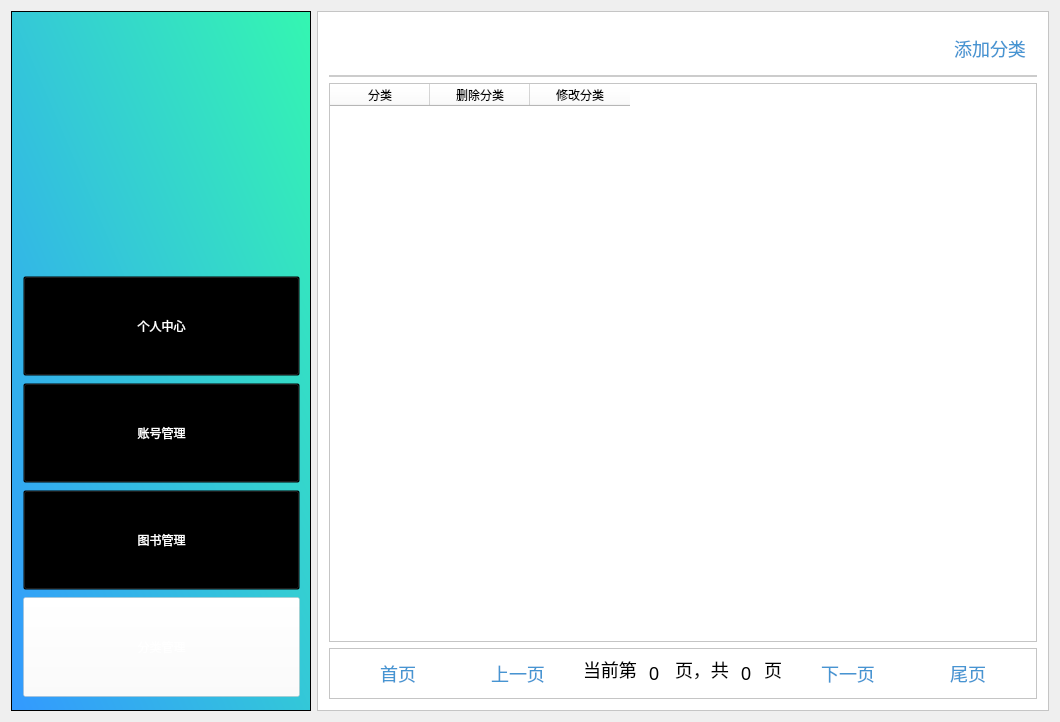
Before: the Qt Designer form Library/Library/admin_classify.ui in BooksOcean/BooksOcean, drawn with Qt 5.
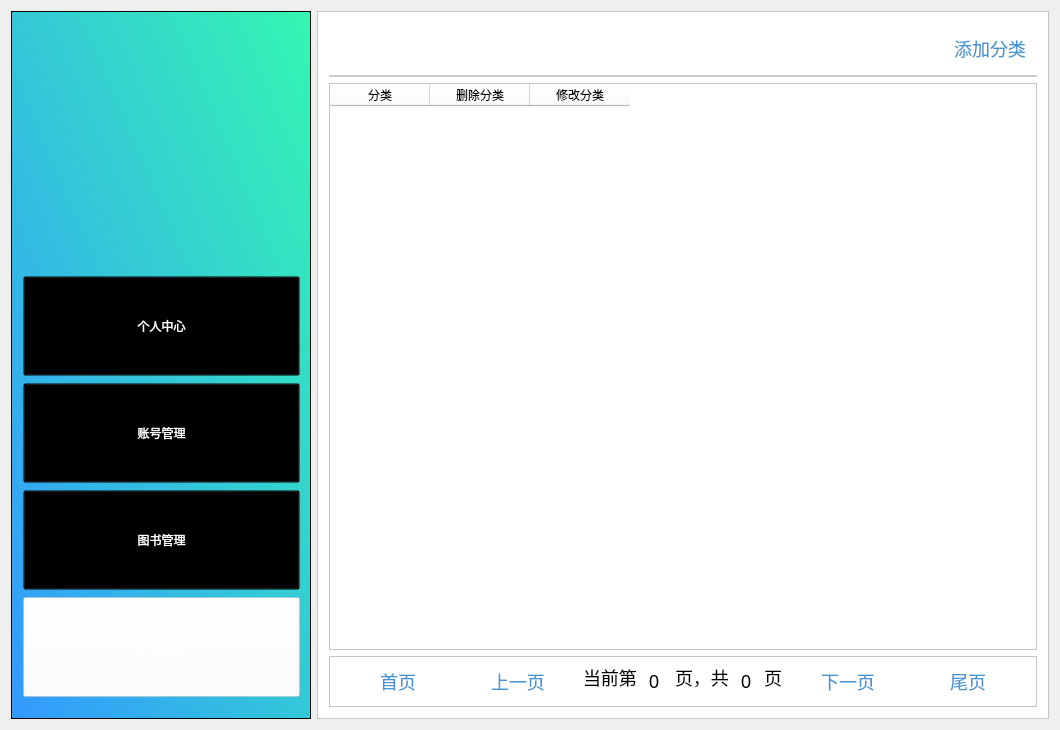
After: the same form once the commit is applied. Icons and pictures are not drawn.

The edit to the form file:
```diff
--- a/Library/Library/admin_classify.ui
+++ b/Library/Library/admin_classify.ui
@@ -7,7 +7,7 @@
     <x>0</x>
     <y>0</y>
     <width>1060</width>
-    <height>722</height>
+    <height>730</height>
    </rect>
   </property>
   <property name="windowTitle">
```
